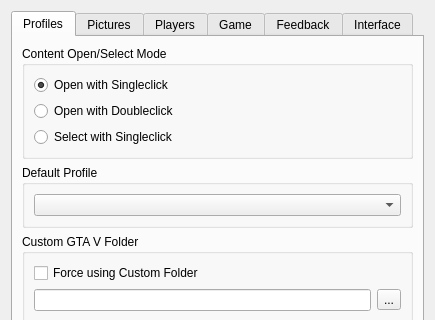
Old version of the form OptionsDialog.ui in the repository SyDevTeam/gta5view; both pictures show x 0 to 435 and y 0 to 320 of the 435 by 524 pixel window.
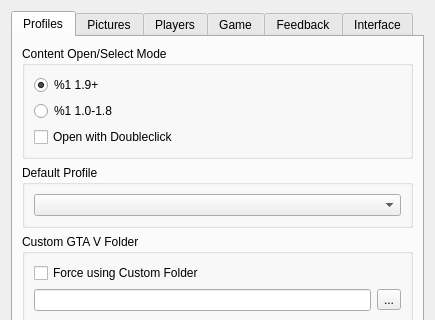
New version of the form.

Commit message: content mode now in options

```diff
--- a/OptionsDialog.ui
+++ b/OptionsDialog.ui
@@ -36,7 +36,7 @@
           <item>
            <widget class="QRadioButton" name="rbOpenWithSC">
             <property name="text">
-             <string>Open with Singleclick</string>
+             <string notr="true">%1 1.9+</string>
             </property>
             <property name="checked">
              <bool>true</bool>
@@ -44,19 +44,19 @@
            </widget>
           </item>
           <item>
-           <widget class="QRadioButton" name="rbOpenWithDC">
+           <widget class="QRadioButton" name="rbClassic">
+            <property name="text">
+             <string notr="true">%1 1.0-1.8</string>
+            </property>
+           </widget>
+          </item>
+          <item>
+           <widget class="QCheckBox" name="cbDoubleclick">
             <property name="text">
              <string>Open with Doubleclick</string>
             </property>
            </widget>
           </item>
-          <item>
-           <widget class="QRadioButton" name="rbSelectWithSC">
-            <property name="text">
-             <string>Select with Singleclick</string>
-            </property>
-           </widget>
-          </item>
          </layout>
         </widget>
        </item>
```
Left out of the diff: 2 changed lines with no effect on the pictures. The commit also changes 18 other files.
